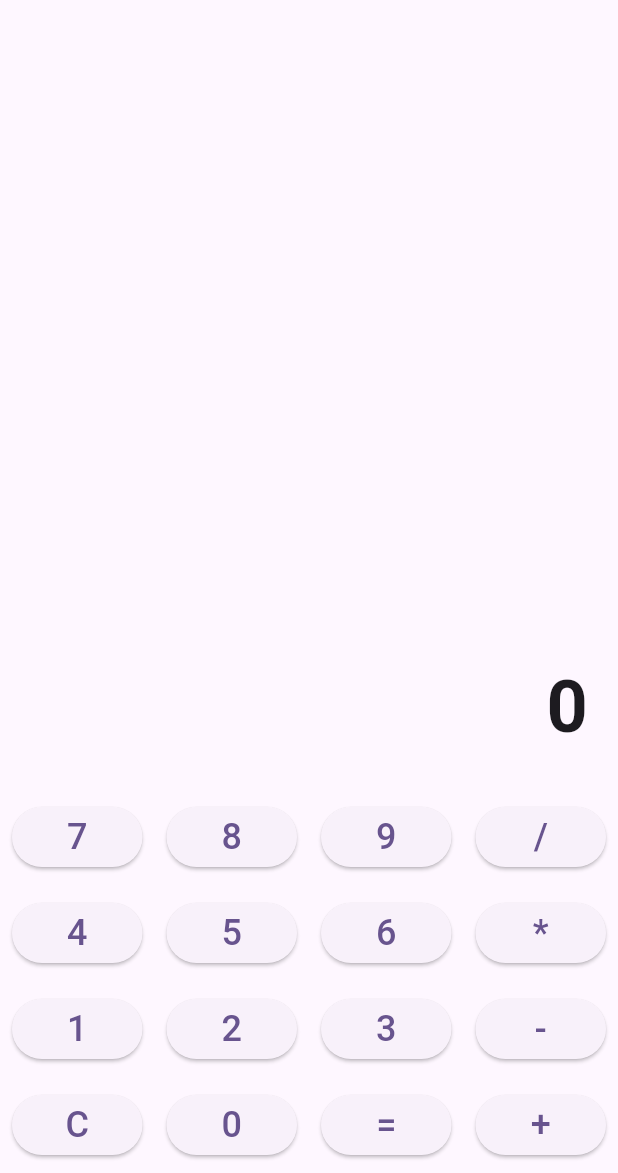
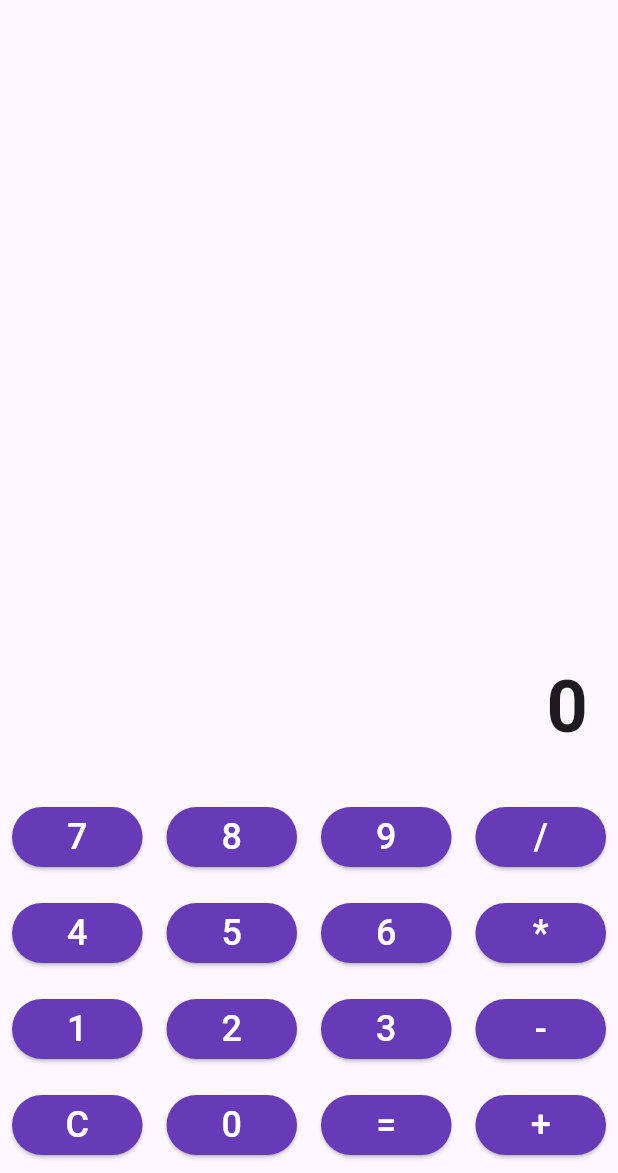
Before and after one commit to ToonnaEmeka/cw_application_6, a Flutter app: the screen it shows after launch, on a phone screen of 412 x 824 dp, the part 63-1236 px from its top. Run offline on Flutter 3.47's test engine with Material 3 defaults, Android fonts, the phone set to English and light mode, and no system bars.

Commit message:
Chnage color

```diff
--- a/lib/main.dart
+++ b/lib/main.dart
@@ -109,10 +109,16 @@ class _MyHomePageState extends State<MyHomePage> {
       child: Padding(
         padding: const EdgeInsets.all(8.0),
         child: ElevatedButton(
+          style: ElevatedButton.styleFrom(
+            backgroundColor: Colors.deepPurple, // Set button background color
+          ),
           onPressed: () => _buttonPressed(value),
           child: Text(
             value,
-            style: const TextStyle(fontSize: 24.0),
+            style: const TextStyle(
+              fontSize: 24.0,
+              color: Colors.white, // Set button text color
+            ),
           ),
         ),
       ),
@@ -134,7 +140,10 @@ class _MyHomePageState extends State<MyHomePage> {
               padding: const EdgeInsets.all(20.0),
               child: Text(
                 _displayText,
-                style: const TextStyle(fontSize: 48.0, fontWeight: FontWeight.bold),
+                style: const TextStyle(
+                  fontSize: 48.0,
+                  fontWeight: FontWeight.bold,
+                ),
               ),
             ),
           ),
```
